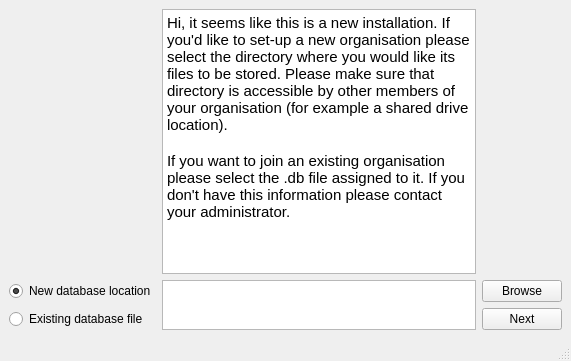
mikukula/SAT, file src/ui_design/new_setup.ui: the form before one commit.
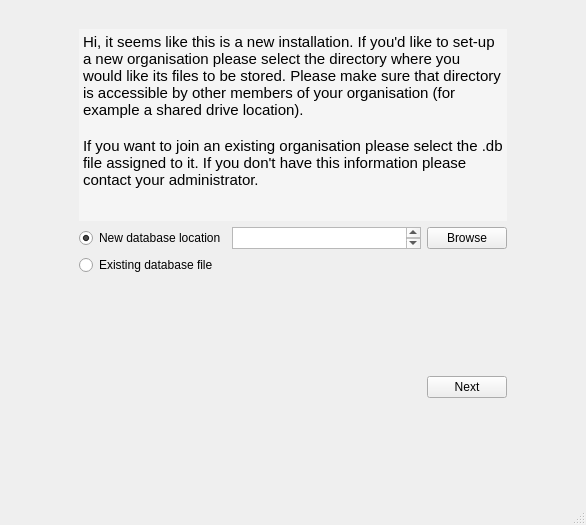
The form after the commit. Icons and pictures are not drawn.

```diff
--- a/src/ui_design/new_setup.ui
+++ b/src/ui_design/new_setup.ui
@@ -6,8 +6,8 @@
    <rect>
     <x>0</x>
     <y>0</y>
-    <width>571</width>
-    <height>361</height>
+    <width>586</width>
+    <height>525</height>
    </rect>
   </property>
   <property name="windowTitle">
@@ -15,9 +15,81 @@
   </property>
   <widget class="QWidget" name="centralwidget">
    <layout class="QVBoxLayout" name="verticalLayout">
+    <item>
+     <layout class="QHBoxLayout" name="horizontalLayout_2">
+      <item>
+       <widget class="QLabel" name="label">
+        <property name="maximumSize">
+         <size>
+          <width>180</width>
+          <height>180</height>
+         </size>
+        </property>
+        <property name="text">
+         <string/>
+        </property>
+        <property name="pixmap">
+         <pixmap>../../resources/logos/logo_transparent.png</pixmap>
+        </property>
+        <property name="scaledContents">
+         <bool>true</bool>
+        </property>
+       </widget>
+      </item>
+     </layout>
+    </item>
     <item>
      <layout class="QGridLayout" name="gridLayout">
-      <item row="0" column="1">
+      <item row="3" column="4">
+       <spacer name="horizontalSpacer_2">
+        <property name="orientation">
+         <enum>Qt::Horizontal</enum>
+        </property>
+        <property name="sizeType">
+         <enum>QSizePolicy::Fixed</enum>
+        </property>
+        <property name="sizeHint" stdset="0">
+         <size>
+          <width>70</width>
+          <height>20</height>
+         </size>
+        </property>
+       </spacer>
+      </item>
+      <item row="3" column="1">
+       <widget class="QRadioButton" name="radioButtonNewDatabase">
+        <property name="text">
+         <string>New database location</string>
+        </property>
+        <property name="checked">
+         <bool>true</bool>
+        </property>
+       </widget>
+      </item>
+      <item row="3" column="3">
+       <widget class="QPushButton" name="browseButton">
+        <property name="text">
+         <string>Browse</string>
+        </property>
+       </widget>
+      </item>
+      <item row="3" column="0">
+       <spacer name="horizontalSpacer">
+        <property name="orientation">
+         <enum>Qt::Horizontal</enum>
+        </property>
+        <property name="sizeType">
+         <enum>QSizePolicy::Fixed</enum>
+        </property>
+        <property name="sizeHint" stdset="0">
+         <size>
+          <width>70</width>
+          <height>20</height>
+         </size>
+        </property>
+       </spacer>
+      </item>
+      <item row="1" column="1" colspan="3">
        <widget class="QTextBrowser" name="textBrowser">
         <property name="sizePolicy">
          <sizepolicy hsizetype="Expanding" vsizetype="Minimum">
@@ -25,6 +97,10 @@
           <verstretch>0</verstretch>
          </sizepolicy>
         </property>
+        <property name="styleSheet">
+         <string notr="true">background-color: rgba(255, 255, 255, 100);
+border: none;</string>
+        </property>
         <property name="html">
          <string>&lt;!DOCTYPE HTML PUBLIC &quot;-//W3C//DTD HTML 4.0//EN&quot; &quot;http://www.w3.org/TR/REC-html40/strict.dtd&quot;&gt;
 &lt;html&gt;&lt;head&gt;&lt;meta name=&quot;qrichtext&quot; content=&quot;1&quot; /&gt;&lt;style type=&quot;text/css&quot;&gt;
@@ -36,38 +112,34 @@
         </property>
        </widget>
       </item>
-      <item row="3" column="0">
+      <item row="4" column="1">
        <widget class="QRadioButton" name="radioButtonExistingDatabase">
         <property name="text">
          <string>Existing database file</string>
         </property>
        </widget>
       </item>
-      <item row="2" column="0">
-       <widget class="QRadioButton" name="radioButtonNewDatabase">
-        <property name="text">
-         <string>New database location</string>
+      <item row="5" column="2">
+       <spacer name="verticalSpacer">
+        <property name="orientation">
+         <enum>Qt::Vertical</enum>
         </property>
-        <property name="checked">
-         <bool>true</bool>
+        <property name="sizeHint" stdset="0">
+         <size>
+          <width>20</width>
+          <height>40</height>
+         </size>
         </property>
-       </widget>
+       </spacer>
       </item>
-      <item row="2" column="2">
-       <widget class="QPushButton" name="browseButton">
-        <property name="text">
-         <string>Browse</string>
-        </property>
-       </widget>
-      </item>
-      <item row="3" column="2">
+      <item row="5" column="3">
        <widget class="QPushButton" name="nextButton">
         <property name="text">
          <string>Next</string>
         </property>
        </widget>
       </item>
-      <item row="2" column="1" rowspan="2">
+      <item row="3" column="2">
        <widget class="QTextEdit" name="fileTextEdit">
         <property name="sizePolicy">
          <sizepolicy hsizetype="Expanding" vsizetype="Ignored">
```
Left out of the diff: 2 changed lines with no effect on the pictures.
